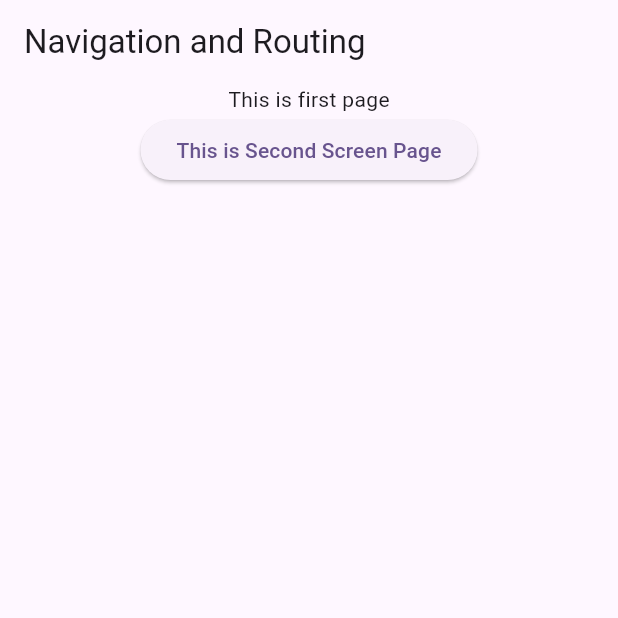
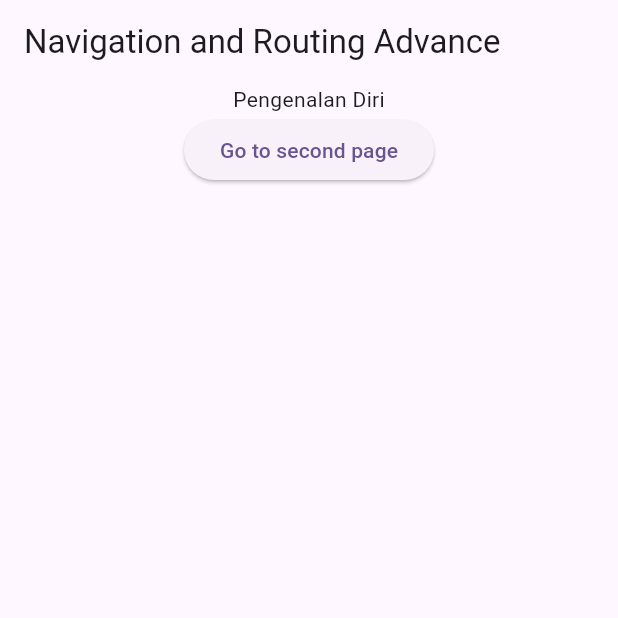
Before and after one commit to iqbalsuwandi20/belajar-flutter, a Flutter app: the screen it shows after launch, on a phone screen of 412 x 824 dp, the top half of it. Run offline on Flutter 3.47's test engine with Material 3 defaults, Android fonts, the phone set to English and light mode, and no system bars.

Commit message:
cara membuat navigation and routing advance

```diff
--- a/lib/main.dart
+++ b/lib/main.dart
@@ -1,3 +1,4 @@
+import 'package:belajar_flutter_intermediate/education_screen_page.dart';
 import 'package:belajar_flutter_intermediate/second_screen_page.dart';
 import 'package:flutter/material.dart';
 
@@ -18,7 +19,10 @@
       ),
       home: const MyHomePage(),
       initialRoute: "/",
-      routes: {"secondPage": (context) => SecondScreenPage()},
+      routes: {
+        "secondPage": (context) => SecondScreenPage(),
+        "educationPage": (context) => EducationScreenPage()
+      },
     );
   }
 }
@@ -35,20 +39,25 @@
   Widget build(BuildContext context) {
     return Scaffold(
       appBar: AppBar(
-        title: Text("Navigation and Routing"),
+        title: Text("Navigation and Routing Advance"),
       ),
       body: Center(
         child: Column(
           children: [
-            Text("This is first page"),
-
-            // navigator pushnamed
+            Text("Pengenalan Diri"),
             ElevatedButton(
                 onPressed: () {
                   Navigator.of(context, rootNavigator: true)
-                      .pushNamed("secondPage");
+                      .pushNamedAndRemoveUntil("secondPage", (route) => false);
                 },
-                child: const Text("This is Second Screen Page"))
+                child: Text("Go to second page"))
+            // navigator pushnamed
+            // ElevatedButton(
+            //     onPressed: () {
+            //       Navigator.of(context, rootNavigator: true)
+            //           .pushNamed("secondPage");
+            //     },
+            //     child: const Text("This is Second Screen Page"))
 
             // navigator pop
             // ElevatedButton(
```
Also changed, not shown: lib/education_screen_page.dart (added, +27 -0 lines), lib/experience_screen_page.dart (added, +17 -0 lines), lib/second_screen_page.dart (+19 -3 lines).
